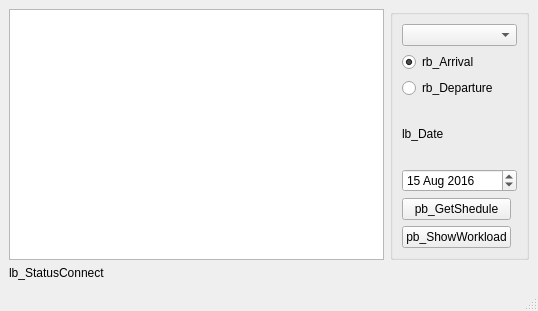
Before: the Qt Designer form Airport_Inspector/mainwindow.ui in ZeRg0912/Qt-project, drawn with Qt 5.
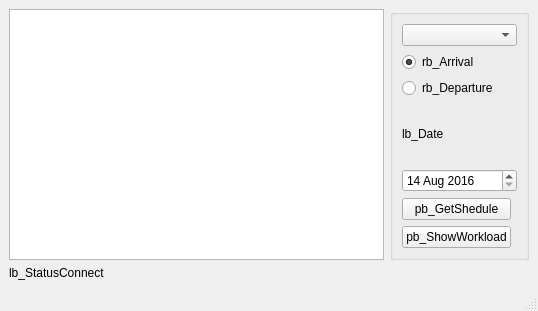
After: the same form once the commit is applied.

The edit to the form file:
```diff
--- a/Airport_Inspector/mainwindow.ui
+++ b/Airport_Inspector/mainwindow.ui
@@ -74,19 +74,19 @@
         <widget class="QDateEdit" name="de_Date">
          <property name="dateTime">
           <datetime>
-           <hour>15</hour>
-           <minute>0</minute>
+           <hour>23</hour>
+           <minute>45</minute>
            <second>0</second>
            <year>2016</year>
            <month>8</month>
-           <day>15</day>
+           <day>14</day>
           </datetime>
          </property>
          <property name="maximumDateTime">
           <datetime>
-           <hour>14</hour>
-           <minute>59</minute>
-           <second>59</second>
+           <hour>17</hour>
+           <minute>55</minute>
+           <second>0</second>
            <year>2017</year>
            <month>9</month>
            <day>14</day>
@@ -94,8 +94,8 @@
          </property>
          <property name="minimumDateTime">
           <datetime>
-           <hour>15</hour>
-           <minute>0</minute>
+           <hour>23</hour>
+           <minute>45</minute>
            <second>0</second>
            <year>2016</year>
            <month>8</month>
```
Left out of the diff: 2 changed lines with no effect on the pictures.
